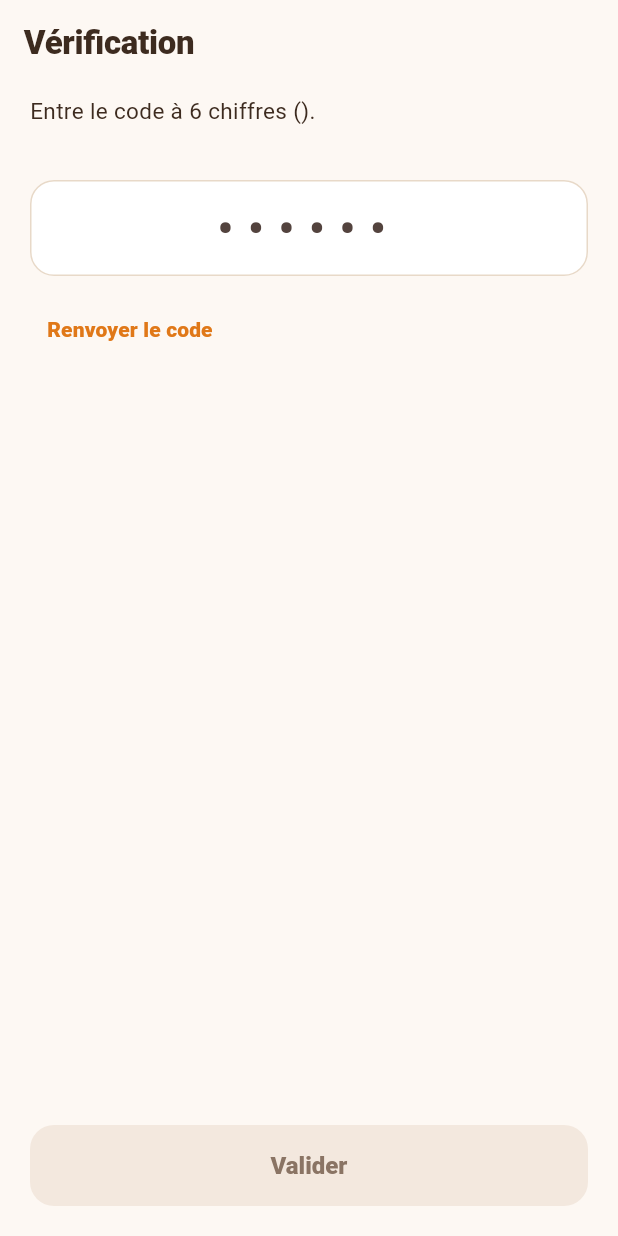
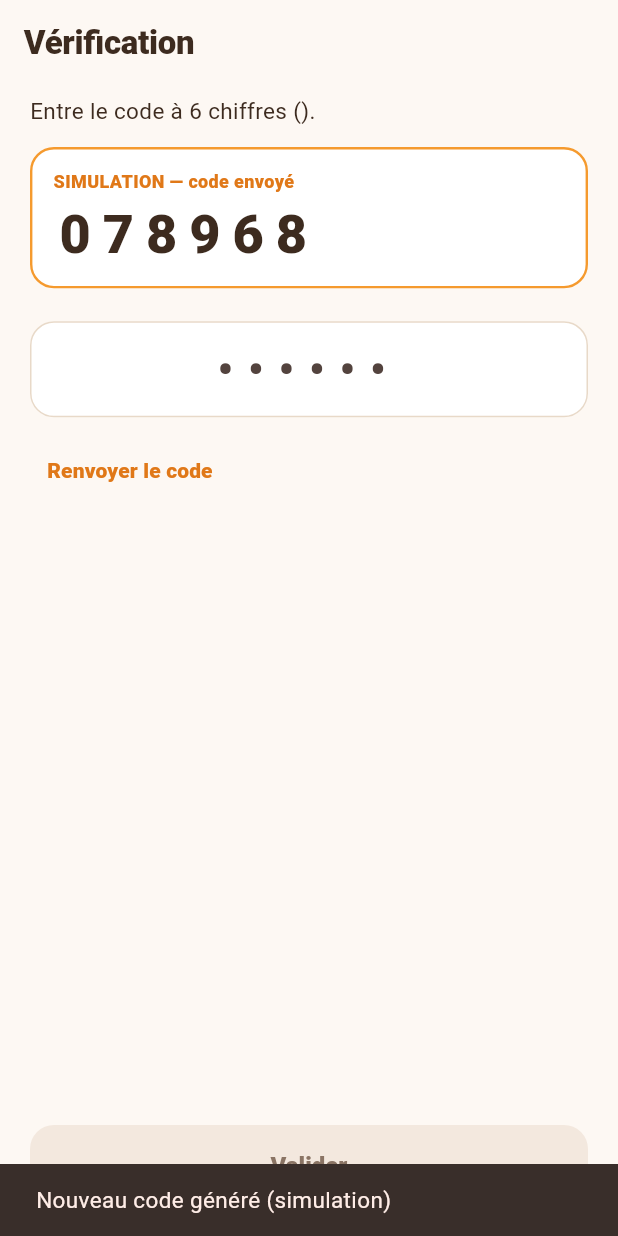
Before and after one commit to tgede46/finedge-mobile, a Flutter app: the MfaVerifyView screen opened by its route, after a tap on "Renvoyer le code", on a phone screen of 412 x 824 dp. Run offline on Flutter 3.47's test engine with Material 3 defaults, Android fonts, the phone set to English and light mode, and no system bars; our stand-ins replace dio, go_router, shared_preferences; accounts and stored records are empty; Roboto replaces fonts that are missing (Matt).

Commit message:
refactor: improve MFA verification logic and enhance profile view
Refactor the MFA OTP simulator to streamline the verification process and introduce a new result handling mechanism. Update the profile view to include a subtitle for better user context. This enhances the overall user experience and maintains code clarity.

```diff
--- a/lib/core/router/app_router.dart
+++ b/lib/core/router/app_router.dart
@@ -106,8 +106,8 @@
         name: 'mfa-verify',
         parentNavigatorKey: rootNavigatorKey,
         builder: (context, state) {
-          final id = state.uri.queryParameters['method'];
-          return MfaVerifyView(method: MfaMethodX.fromId(id));
+          final method = MfaMethodX.fromId(state.uri.queryParameters['method']);
+          return MfaVerifyView(method: method);
         },
       ),
       GoRoute(
--- a/lib/services/mfa_otp_simulator.dart
+++ b/lib/services/mfa_otp_simulator.dart
@@ -2,8 +2,18 @@
 
 import '../models/mfa_method.dart';
 
-/// Simulation locale OTP (WhatsApp / SMS / Authenticator).
-/// Remplaçable plus tard par une vraie API (story 1.3).
+enum MfaVerifyStatus { success, invalid, expired, noPending }
+
+class MfaVerifyResult {
+  const MfaVerifyResult({required this.status, this.method});
+
+  final MfaVerifyStatus status;
+  final MfaMethod? method;
+
+  bool get isOk => status == MfaVerifyStatus.success;
+}
+
+/// Simulation locale d’OTP (pas d’envoi réseau).
 class MfaOtpSimulator {
   MfaOtpSimulator._();
   static final instance = MfaOtpSimulator._();
@@ -13,66 +23,44 @@
   MfaMethod? _pendingMethod;
   DateTime? _expiresAt;
 
+  static const ttl = Duration(minutes: 5);
+
   String? get lastSentCode => _pendingCode;
-  MfaMethod? get pendingMethod => _pendingMethod;
 
-  bool get hasActiveCode =>
-      _pendingCode != null &&
-      _expiresAt != null &&
-      DateTime.now().isBefore(_expiresAt!);
-
-  /// « Envoie » un code à 6 chiffres (valide 5 min).
+  /// Génère un code à 6 chiffres et le « envoie » (local).
   Future<String> sendCode(MfaMethod method) async {
-    await Future<void>.delayed(const Duration(milliseconds: 450));
-    if (method == MfaMethod.none) {
-      throw StateError('Aucun OTP pour la méthode none');
-    }
-    _pendingCode = (_random.nextInt(900000) + 100000).toString();
+    await Future<void>.delayed(const Duration(milliseconds: 350));
+    final code = List.generate(6, (_) => _random.nextInt(10)).join();
+    _pendingCode = code;
     _pendingMethod = method;
-    _expiresAt = DateTime.now().add(const Duration(minutes: 5));
-    return _pendingCode!;
+    _expiresAt = DateTime.now().add(ttl);
+    return code;
   }
 
-  /// Vérifie le code saisi.
   Future<MfaVerifyResult> verify(String input) async {
-    await Future<void>.delayed(const Duration(milliseconds: 280));
-    final code = input.trim();
-    if (_pendingCode == null || _pendingMethod == null) {
-      return MfaVerifyResult.noPending;
+    await Future<void>.delayed(const Duration(milliseconds: 200));
+    final code = _pendingCode;
+    final method = _pendingMethod;
+    final expires = _expiresAt;
+
+    if (code == null || method == null || expires == null) {
+      return const MfaVerifyResult(status: MfaVerifyStatus.noPending);
     }
-    if (_expiresAt != null && DateTime.now().isAfter(_expiresAt!)) {
-      clear();
-      return MfaVerifyResult.expired;
+    if (DateTime.now().isAfter(expires)) {
+      _clear();
+      return const MfaVerifyResult(status: MfaVerifyStatus.expired);
     }
-    if (code != _pendingCode) {
-      return MfaVerifyResult.invalid;
+    final normalized = input.trim();
+    if (normalized != code) {
+      return const MfaVerifyResult(status: MfaVerifyStatus.invalid);
     }
-    final method = _pendingMethod!;
-    clear();
-    return MfaVerifyResult.success(method);
+    _clear();
+    return MfaVerifyResult(status: MfaVerifyStatus.success, method: method);
   }
 
-  void clear() {
+  void _clear() {
     _pendingCode = null;
     _pendingMethod = null;
     _expiresAt = null;
   }
 }
-
-enum MfaVerifyStatus { success, invalid, expired, noPending }
-
-class MfaVerifyResult {
-  const MfaVerifyResult._(this.status, [this.method]);
-
-  final MfaVerifyStatus status;
-  final MfaMethod? method;
-
-  static const invalid = MfaVerifyResult._(MfaVerifyStatus.invalid);
-  static const expired = MfaVerifyResult._(MfaVerifyStatus.expired);
-  static const noPending = MfaVerifyResult._(MfaVerifyStatus.noPending);
-
-  factory MfaVerifyResult.success(MfaMethod method) =>
-      MfaVerifyResult._(MfaVerifyStatus.success, method);
-
-  bool get isOk => status == MfaVerifyStatus.success;
-}
--- a/lib/views/profil/profil_view.dart
+++ b/lib/views/profil/profil_view.dart
@@ -43,6 +43,11 @@
                 Text(
                   spec.title,
                   style: AppTypography.title.copyWith(color: SoftUiColors.ink),
+                ),
+                const SizedBox(height: 6),
+                Text(
+                  spec.subtitle,
+                  style: AppTypography.body.copyWith(color: SoftUiColors.muted),
                 ),
               ],
             ),
```
